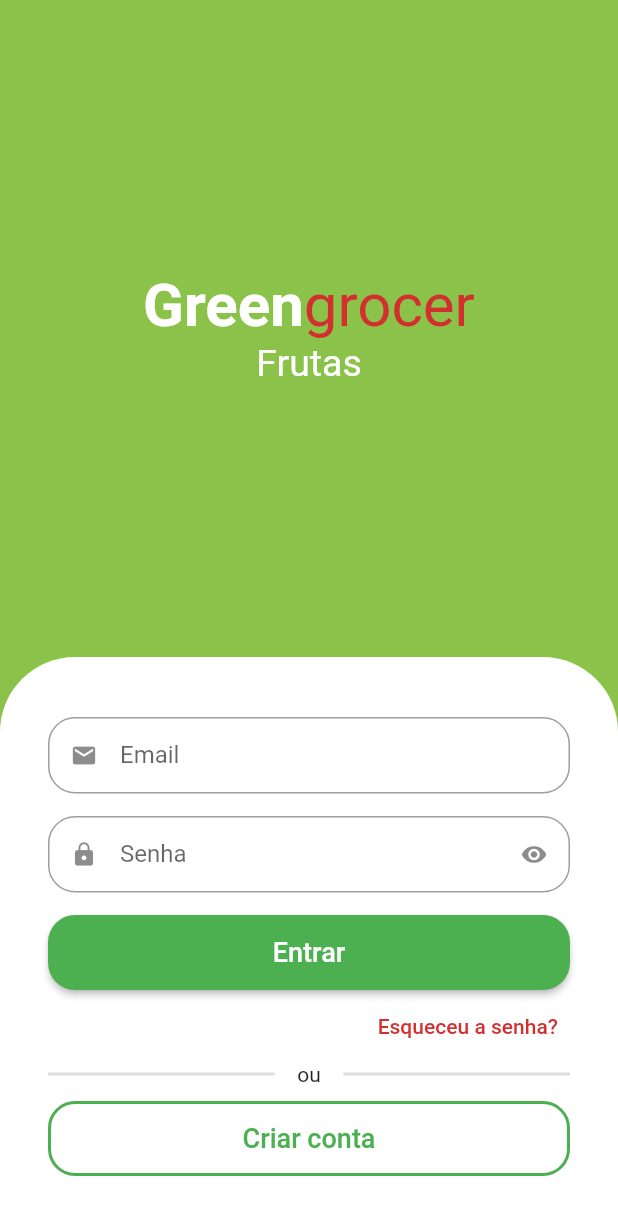
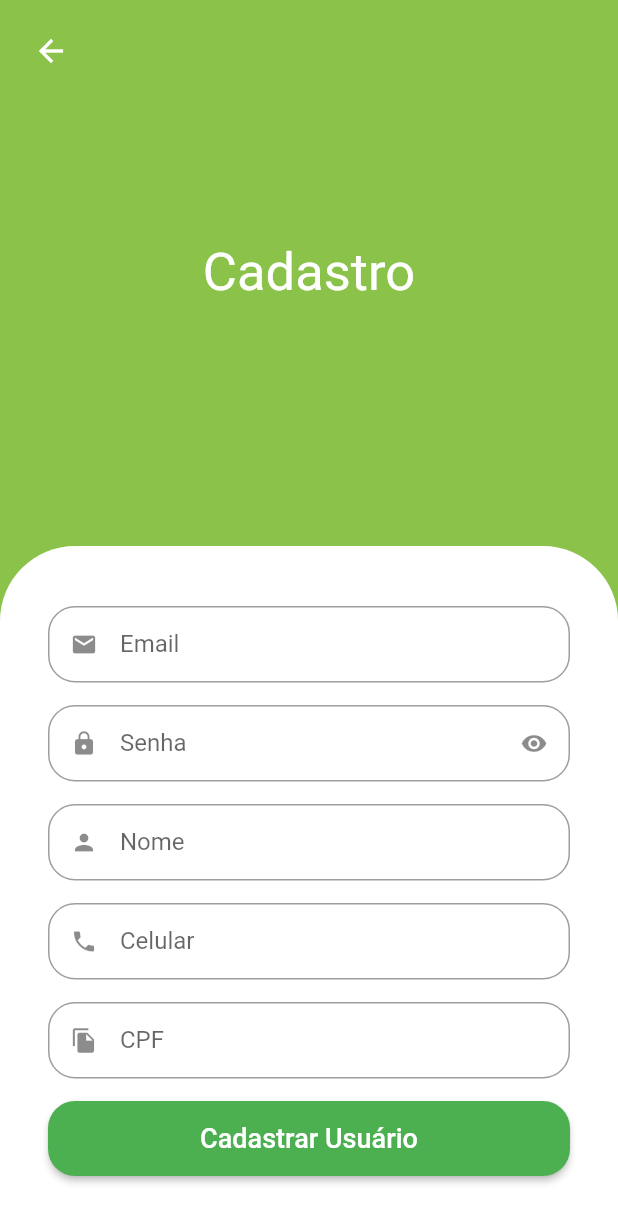
Before and after one commit to franciscpd/greengrocer, a Flutter app: the screen it shows after launch, after a tap on "Criar conta", on a phone screen of 412 x 824 dp. Shown: the top 1223 px of the screen. Run offline on Flutter 3.47's test engine with Material 2 defaults, Android fonts, the phone set to English and light mode, and no system bars; drawn by our look-alikes of animated_text_kit; our stand-ins replace mask_text_input_formatter.

Commit message:
feat: add sign up screen

```diff
--- /dev/null
+++ b/lib/src/auth/components/custom_elevated_button.dart
@@ -0,0 +1,33 @@
+import 'package:flutter/material.dart';
+
+class CustomElevatedButton extends StatelessWidget {
+  final String text;
+  final Function()? onPressed;
+
+  const CustomElevatedButton({
+    Key? key,
+    required this.text,
+    required this.onPressed,
+  }) : super(key: key);
+
+  @override
+  Widget build(BuildContext context) {
+    return SizedBox(
+      height: 50,
+      child: ElevatedButton(
+        style: ElevatedButton.styleFrom(
+          shape: RoundedRectangleBorder(
+            borderRadius: BorderRadius.circular(18),
+          ),
+        ),
+        onPressed: onPressed,
+        child: Text(
+          text,
+          style: const TextStyle(
+            fontSize: 18,
+          ),
+        ),
+      ),
+    );
+  }
+}
--- a/lib/src/auth/components/custom_text_field.dart
+++ b/lib/src/auth/components/custom_text_field.dart
@@ -1,15 +1,18 @@
 import 'package:flutter/material.dart';
+import 'package:flutter/services.dart';
 
 class CustomTextField extends StatefulWidget {
   final IconData icon;
   final String label;
   final bool isSecret;
+  final List<TextInputFormatter>? inputFormatters;
 
   const CustomTextField({
     Key? key,
     required this.icon,
     required this.label,
     this.isSecret = false,
+    this.inputFormatters,
   }) : super(key: key);
 
   @override
@@ -31,6 +34,7 @@ class _CustomTextFieldState extends State<CustomTextField> {
     return Padding(
       padding: const EdgeInsets.only(bottom: 15.0),
       child: TextFormField(
+        inputFormatters: widget.inputFormatters,
         obscureText: isObscure,
         decoration: InputDecoration(
           isDense: true,
--- a/lib/src/auth/sign_in_screen.dart
+++ b/lib/src/auth/sign_in_screen.dart
@@ -2,8 +2,10 @@ import 'package:flutter/material.dart';
 import 'package:animated_text_kit/animated_text_kit.dart';
 
 import 'package:greengrocer/src/auth/components/custom_divider.dart';
+import 'package:greengrocer/src/auth/components/custom_elevated_button.dart';
 import 'package:greengrocer/src/auth/components/custom_text_field.dart';
 import 'package:greengrocer/src/auth/components/logo.dart';
+import 'package:greengrocer/src/auth/sign_up_screen.dart';
 import 'package:greengrocer/src/config/custom_colors.dart';
 
 class SignInScreen extends StatelessWidget {
@@ -18,7 +20,8 @@ class SignInScreen extends StatelessWidget {
       body: SingleChildScrollView(
         child: SizedBox(
           height: size.height,
-          child: Column(children: [
+          child: Column(
+            children: [
               //Cabeçalho
               Expanded(
                 child: Column(
@@ -78,22 +81,9 @@ class SignInScreen extends StatelessWidget {
                       isSecret: true,
                     ),
                     //Entrar
-                  SizedBox(
-                    height: 50,
-                    child: ElevatedButton(
-                      style: ElevatedButton.styleFrom(
-                        shape: RoundedRectangleBorder(
-                          borderRadius: BorderRadius.circular(18),
-                        ),
-                      ),
+                    CustomElevatedButton(
+                      text: 'Entrar',
                       onPressed: () {},
-                      child: const Text(
-                        'Entrar',
-                        style: TextStyle(
-                          fontSize: 18,
-                        ),
-                      ),
-                    ),
                     ),
                     // Esqueceu a senha
                     Align(
@@ -125,7 +115,13 @@ class SignInScreen extends StatelessWidget {
                             color: Colors.green,
                           ),
                         ),
-                      onPressed: () {},
+                        onPressed: () {
+                          Navigator.of(context).push(
+                            MaterialPageRoute(builder: (c) {
+                              return SignUpScreen();
+                            }),
+                          );
+                        },
                         child: const Text(
                           'Criar conta',
                           style: TextStyle(
@@ -137,7 +133,8 @@ class SignInScreen extends StatelessWidget {
                   ],
                 ),
               ),
-          ]),
+            ],
+          ),
         ),
       ),
     );
--- /dev/null
+++ b/lib/src/auth/sign_up_screen.dart
@@ -0,0 +1,115 @@
+import 'package:flutter/material.dart';
+
+import 'package:greengrocer/src/auth/components/custom_elevated_button.dart';
+import 'package:greengrocer/src/auth/components/custom_text_field.dart';
+import 'package:greengrocer/src/config/custom_colors.dart';
+import 'package:mask_text_input_formatter/mask_text_input_formatter.dart';
+
+class SignUpScreen extends StatelessWidget {
+  SignUpScreen({Key? key}) : super(key: key);
+
+  final MaskTextInputFormatter cpfFormatter = MaskTextInputFormatter(
+    mask: '###.###.###-##',
+    filter: {'#': RegExp(r'[0-9]')},
+  );
+
+  final MaskTextInputFormatter phoneFormatter = MaskTextInputFormatter(
+    mask: '## # ####-####',
+    filter: {'#': RegExp(r'[0-9]')},
+  );
+
+  @override
+  Widget build(BuildContext context) {
+    final size = MediaQuery.of(context).size;
+
+    return Scaffold(
+      backgroundColor: CustomColors.customSwatchColor,
+      body: SingleChildScrollView(
+        child: SizedBox(
+          height: size.height,
+          child: Stack(
+            children: [
+              Column(
+                children: [
+                  const Expanded(
+                    child: Center(
+                      child: Text(
+                        'Cadastro',
+                        style: TextStyle(
+                          color: Colors.white,
+                          fontSize: 35,
+                        ),
+                      ),
+                    ),
+                  ),
+                  Container(
+                    padding: const EdgeInsets.symmetric(
+                      horizontal: 32,
+                      vertical: 40,
+                    ),
+                    decoration: const BoxDecoration(
+                      color: Colors.white,
+                      borderRadius: BorderRadius.vertical(
+                        top: Radius.circular(50),
+                      ),
+                    ),
+                    //Formulário
+                    child: Column(
+                      crossAxisAlignment: CrossAxisAlignment.stretch,
+                      children: [
+                        //email
+                        const CustomTextField(
+                          icon: Icons.email,
+                          label: 'Email',
+                        ),
+                        //senha
+                        const CustomTextField(
+                          icon: Icons.lock,
+                          label: 'Senha',
+                          isSecret: true,
+                        ),
+                        const CustomTextField(
+                          icon: Icons.person,
+                          label: 'Nome',
+                        ),
+                        CustomTextField(
+                          icon: Icons.phone,
+                          label: 'Celular',
+                          inputFormatters: [phoneFormatter],
+                        ),
+                        CustomTextField(
+                          icon: Icons.file_copy,
+                          label: 'CPF',
+                          inputFormatters: [cpfFormatter],
+                        ),
+                        //Cadastrar
+                        CustomElevatedButton(
+                          text: 'Cadastrar Usuário',
+                          onPressed: () {},
+                        ),
+                      ],
+                    ),
+                  ),
+                ],
+              ),
+              //Voltar
+              Positioned(
+                left: 10,
+                top: 10,
+                child: SafeArea(
+                  child: IconButton(
+                    onPressed: () {
+                      Navigator.of(context).pop();
+                    },
+                    icon: const Icon(Icons.arrow_back),
+                    color: Colors.white,
+                  ),
+                ),
+              )
+            ],
+          ),
+        ),
+      ),
+    );
+  }
+}
--- a/pubspec.yaml
+++ b/pubspec.yaml
@@ -34,6 +34,7 @@ dependencies:
   # Use with the CupertinoIcons class for iOS style icons.
   cupertino_icons: ^1.0.2
   animated_text_kit: ^4.2.2
+  mask_text_input_formatter: ^2.3.0
 
 dev_dependencies:
   flutter_test:
```
Also changed, not shown: pubspec.lock. Lines whose indentation alone changed are shown as unchanged.
